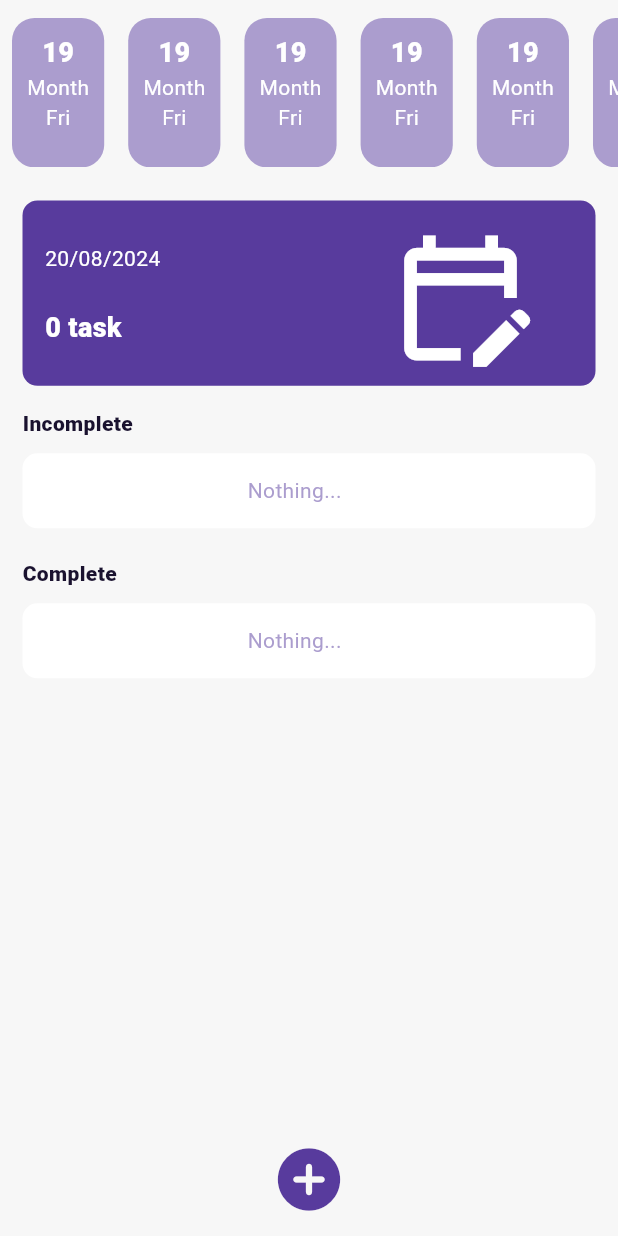
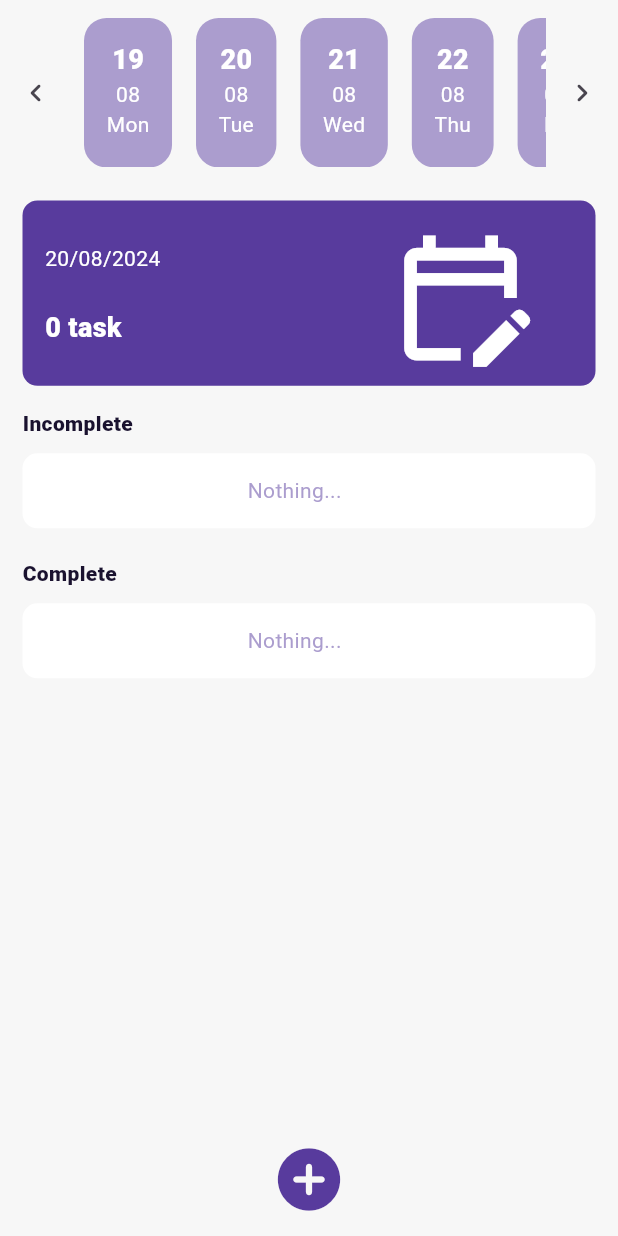
Before and after one commit to jeongmi97/to-do-list, a Flutter app: the screen it shows after launch, on a phone screen of 412 x 824 dp. Run offline on Flutter 3.47's test engine with Material 3 defaults, Android fonts, the phone set to English and light mode, and no system bars; our stand-ins replace shared_preferences, table_calendar.

Commit message:
메인 주간달력 추가

```diff
--- a/lib/screens/home_screen.dart
+++ b/lib/screens/home_screen.dart
@@ -28,6 +28,8 @@ class _HomeScreenState extends State<HomeScreen> {
   List<dynamic> completeList = [];
   List<TodoListModel> commentModelList = [];
   List<TodoListModel> completeModelList = [];
+
+  int weekIdx = -1;
 
   Future initPrefs() async {
     var prefs = await SharedPreferences.getInstance();
@@ -68,6 +70,18 @@ class _HomeScreenState extends State<HomeScreen> {
     super.initState();
     // 메모리 초기 설정
     initPrefs();
+  }
+
+  prevWeekIdx() {
+    setState(() {
+      weekIdx = weekIdx + 7;
+    });
+  }
+
+  nextWeekIdx() {
+    setState(() {
+      weekIdx = weekIdx - 7;
+    });
   }
 
   // 리스트 추가/완료 처리
@@ -215,80 +229,28 @@ class _HomeScreenState extends State<HomeScreen> {
                       height: size.height * 0.15,
                       decoration: const BoxDecoration(),
                       alignment: Alignment.center,
-                      child: const Padding(
-                        padding: EdgeInsets.symmetric(vertical: 12),
+                      child: Padding(
+                        padding: const EdgeInsets.symmetric(vertical: 12),
                         child: Row(
-                          // children: [
-                          //   // Text(
-                          //   //   'aaaaa',
-                          //   //   style: TextStyle(color: Colors.black),
-                          //   // ),
-                          //   createDateList(),
-                          // ],
                           children: [
+                            IconButton(
+                              onPressed: () {
+                                prevWeekIdx();
+                              },
+                              icon: const Icon(Icons.chevron_left_rounded),
+                            ),
                             Expanded(
-                              child: DatelistWidget(),
+                              child: DatelistWidget(
+                                weekIdx: weekIdx,
+                              ),
                             ),
-                            // const DatelistWidget(),
-                            // Container(
-                            //   margin:
-                            //       const EdgeInsets.symmetric(horizontal: 10),
-                            //   decoration: BoxDecoration(
-                            //       color: Theme.of(context).focusColor,
-                            //       borderRadius: BorderRadius.circular(15)),
-                            //   child: const Padding(
-                            //     padding: EdgeInsets.all(8.0),
-                            //     child: Column(
-                            //       children: [
-                            //         Text(
-                            //           '19',
-                            //           style: TextStyle(
-                            //               color: Colors.white,
-                            //               fontWeight: FontWeight.w900,
-                            //               fontSize: 18),
-                            //         ),
-                            //         Text('Month'),
-                            //         Text('Fri')
-                            //       ],
-                            //     ),
-                            //   ),
-                            // ),
-                            // Container(
-                            //   decoration: BoxDecoration(
-                            //       color: Colors.white,
-                            //       borderRadius: BorderRadius.circular(15)),
-                            //   child: Padding(
-                            //     padding: const EdgeInsets.all(8.0),
-                            //     child: Column(
-                            //       children: [
-                            //         Text(
-                            //           '20',
-                            //           style: TextStyle(
-                            //               color: Theme.of(context)
-                            //                   .textTheme
-                            //                   .bodyLarge!
-                            //                   .color,
-                            //               fontWeight: FontWeight.w900,
-                            //               fontSize: 18),
-                            //         ),
-                            //         Text('Month',
-                            //             style: TextStyle(
-                            //               color: Theme.of(context)
-                            //                   .textTheme
-                            //                   .bodySmall!
-                            //                   .color,
-                            //             )),
-                            //         Text('Fri',
-                            //             style: TextStyle(
-                            //               color: Theme.of(context)
-                            //                   .textTheme
-                            //                   .bodySmall!
-                            //                   .color,
-                            //             )),
-                            //       ],
-                            //     ),
-                            //   ),
-                            // ),
+                            IconButton(
+                              onPressed: () {
+                                nextWeekIdx();
+                              },
+                              icon: const Icon(
+                                  Icons.keyboard_arrow_right_rounded),
+                            ),
                           ],
                         ),
                       ),
--- a/lib/widgets/dateList_widget.dart
+++ b/lib/widgets/dateList_widget.dart
@@ -1,39 +1,52 @@
 import 'package:flutter/material.dart';
+import 'package:intl/intl.dart';
 
 class DatelistWidget extends StatefulWidget {
-  const DatelistWidget({super.key});
+  final int weekIdx;
+  const DatelistWidget({
+    super.key,
+    required this.weekIdx,
+  });
 
   @override
   State<DatelistWidget> createState() => _DatelistWidgetState();
 }
 
 class _DatelistWidgetState extends State<DatelistWidget> {
+  DateTime today = DateTime.now();
   @override
   Widget build(BuildContext context) {
     return ListView.builder(
-      itemCount: 15,
-      itemBuilder: (context, index) => Container(
+      itemCount: 7,
+      itemBuilder: (context, index) {
+        DateTime date = today
+            .subtract(Duration(days: today.weekday + widget.weekIdx - index));
+        String month = DateFormat('MM').format(date);
+        String day = DateFormat('dd').format(date);
+        String week = DateFormat('E').format(date);
+        return Container(
           margin: const EdgeInsets.symmetric(horizontal: 8),
           decoration: BoxDecoration(
               color: Theme.of(context).focusColor,
               borderRadius: BorderRadius.circular(15)),
-        child: const Padding(
-          padding: EdgeInsets.all(10.0),
+          child: Padding(
+            padding: const EdgeInsets.all(15.0),
             child: Column(
               children: [
                 Text(
-                '19',
-                style: TextStyle(
+                  day,
+                  style: const TextStyle(
                       color: Colors.white,
                       fontWeight: FontWeight.w900,
                       fontSize: 18),
                 ),
-              Text('Month'),
-              Text('Fri')
+                Text(month),
+                Text(week)
               ],
             ),
           ),
-      ),
+        );
+      },
       scrollDirection: Axis.horizontal,
     );
   }
```
Lines whose indentation alone changed are shown as unchanged.
